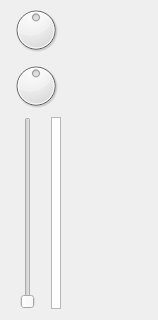
First picture: the form in app/playerview.ui, repository x37v/datajockey, before the edit; both pictures show x 0 to 158 and y 303 to 623 of the 158 by 623 pixel window.
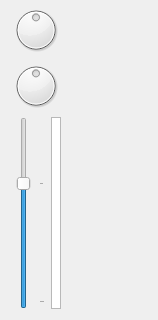
Second picture: the form after the edit.

Patch:
```diff
--- a/app/playerview.ui
+++ b/app/playerview.ui
@@ -152,9 +152,30 @@
          <height>0</height>
         </size>
        </property>
+       <property name="maximum">
+        <number>1500</number>
+       </property>
+       <property name="singleStep">
+        <number>10</number>
+       </property>
+       <property name="pageStep">
+        <number>100</number>
+       </property>
+       <property name="value">
+        <number>1000</number>
+       </property>
+       <property name="sliderPosition">
+        <number>1000</number>
+       </property>
        <property name="orientation">
         <enum>Qt::Vertical</enum>
        </property>
+       <property name="tickPosition">
+        <enum>QSlider::TicksBelow</enum>
+       </property>
+       <property name="tickInterval">
+        <number>1000</number>
+       </property>
       </widget>
      </item>
      <item>
```
Left out of the diff: 155 changed lines with no effect on the pictures.
